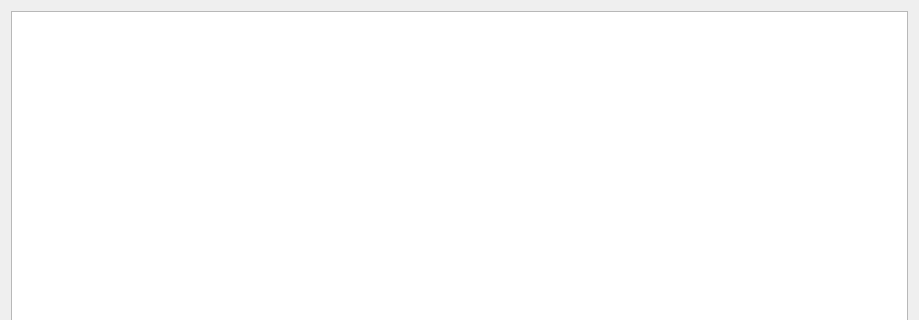
onnokievit/portefeuille_viewer, file portefeuille_viewer/ui_designs/opties_open.ui: the form before one commit; both pictures show x 0 to 919 and y 0 to 320 of the 919 by 761 pixel window.
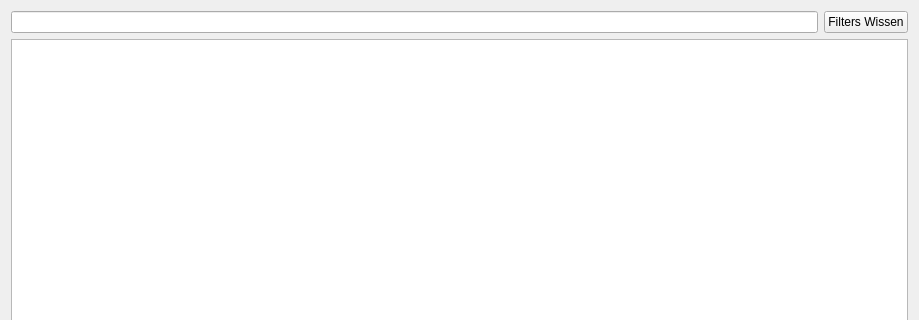
The form after the commit.

Commit message: filtering in optie open aangepast en verbeterd. ook in orders tab toegepast. multi filter via het lineEditFilter, filteren op datum

```diff
--- a/portefeuille_viewer/ui_designs/opties_open.ui
+++ b/portefeuille_viewer/ui_designs/opties_open.ui
@@ -14,7 +14,21 @@
    <string>Form</string>
   </property>
   <layout class="QGridLayout" name="gridLayout">
-   <item row="0" column="0">
+   <item row="1" column="0">
+    <layout class="QHBoxLayout" name="horizontalLayout">
+     <item>
+      <widget class="QLineEdit" name="lineEditFilter"/>
+     </item>
+     <item>
+      <widget class="QPushButton" name="buttonClearFilters">
+       <property name="text">
+        <string>Filters Wissen</string>
+       </property>
+      </widget>
+     </item>
+    </layout>
+   </item>
+   <item row="3" column="0">
     <widget class="QTableView" name="tableView">
      <property name="sortingEnabled">
       <bool>true</bool>
```
The commit also changes 6 other files.
